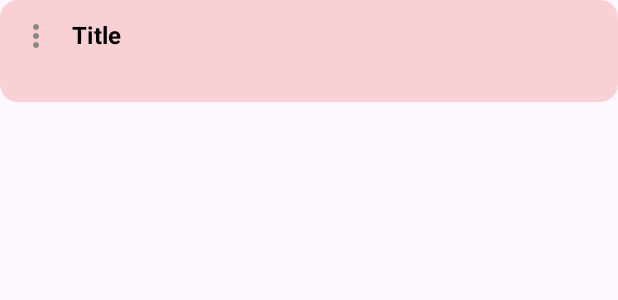
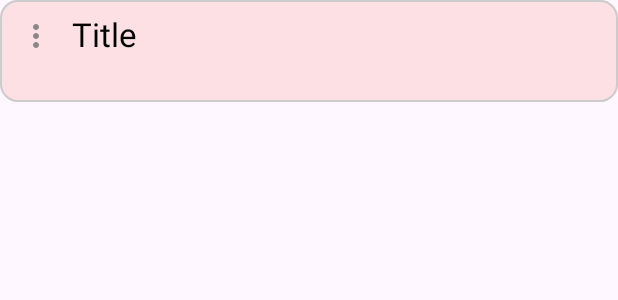
Before and after one commit to iamromanuriel/Meta-habit, an Android app built with Jetpack Compose: the @Preview function CardNoteBasicPreview, on a phone screen of 412 x 824 dp. Shown: the top 300 px of the screen. Run offline under Robolectric (Android 15) with nearby library versions, the phone set to English and light mode, and no system bars; our stand-ins replace Room's generated code.

Commit message:
re-design card habits

```diff
--- a/app/src/main/java/com/example/meta_habit/ui/components/Cards.kt
+++ b/app/src/main/java/com/example/meta_habit/ui/components/Cards.kt
@@ -23,8 +23,11 @@ import androidx.compose.material.icons.filled.DateRange
 import androidx.compose.material.icons.filled.Favorite
 import androidx.compose.material.icons.filled.FavoriteBorder
 import androidx.compose.material.icons.filled.MoreVert
+import androidx.compose.material.icons.outlined.Favorite
+import androidx.compose.material.icons.outlined.FavoriteBorder
 import androidx.compose.material3.Card
 import androidx.compose.material3.CardColors
+import androidx.compose.material3.Checkbox
 import androidx.compose.material3.Icon
 import androidx.compose.material3.IconButton
 import androidx.compose.material3.MaterialTheme
@@ -47,6 +50,7 @@ import androidx.compose.ui.tooling.preview.Preview
 import androidx.compose.ui.unit.dp
 import com.example.meta_habit.data.db.entity.HabitEntity
 import com.example.meta_habit.data.db.entity.HabitWithTasks
+import com.example.meta_habit.ui.theme.bluePrimary
 import com.example.meta_habit.ui.utils.getColorToOrdinalEnum
 import com.example.meta_habit.ui.utils.getReminderDay
 import com.example.meta_habit.ui.utils.getReminderDayLocal
@@ -63,9 +67,11 @@ fun CardNoteBasic(
     Card(
         modifier = modifier.fillMaxWidth(),
         onClick = onClick,
+        border = BorderStroke(1.dp, Color.LightGray),
         colors = CardColors(
             contentColor = Color.Black,
-            containerColor = ((habit.habit.color?:0).getColorToOrdinalEnum()?.value?: Color.White).copy(alpha = 0.5f),
+            containerColor = ((habit.habit.color ?: 0).getColorToOrdinalEnum()?.value
+                ?: Color.White).copy(alpha = 0.3f),
             disabledContentColor = Color.Gray,
             disabledContainerColor = Color.Gray
 
@@ -75,7 +81,7 @@ fun CardNoteBasic(
 
             Box(
                 modifier = Modifier,
-                contentAlignment = Alignment.TopEnd
+                contentAlignment = Alignment.TopEnd,
             ) {
                 Row(
                     modifier = Modifier.fillMaxWidth(),
@@ -93,8 +99,8 @@ fun CardNoteBasic(
 
                     Text(
                         text = habit.habit.title ?: "Title",
-                        style = MaterialTheme.typography.titleMedium,
-                        fontWeight = FontWeight.Bold,
+                        style = MaterialTheme.typography.titleLarge,
+                        fontWeight = FontWeight.Normal,
                         maxLines = 1,
                         overflow = TextOverflow.Ellipsis
                     )
@@ -102,48 +108,63 @@ fun CardNoteBasic(
 
                 }
                 if (habit.habit.isPinned == true) {
-                    Icon(Icons.Default.Favorite, contentDescription = "", modifier = Modifier.padding(8.dp))
+                    Icon(
+                        Icons.Outlined.FavoriteBorder,
+                        contentDescription = "",
+                        tint = Color.Gray,
+                        modifier = Modifier.padding(8.dp)
+                    )
                 }
             }
 
+            Row(
+                horizontalArrangement = Arrangement.SpaceBetween,
+                modifier = modifier
+                    .fillMaxWidth()
+                    .padding(horizontal = 16.dp)
+            ) {
+                habit.habit.dateReminder?.getReminderDayLocal()
+                    ?.let { Text(it, color = Color.Gray, style = MaterialTheme.typography.bodySmall) }
+            }
 
-            Column(modifier = Modifier.padding(horizontal = 16.dp)) {
+            Column(modifier = Modifier.padding(horizontal = 16.dp, vertical = 10.dp))   {
                 habit.task.take(3).forEach { task ->
                     Row(
-                        modifier = modifier.padding(vertical = 4.dp),
+                        modifier = Modifier.padding(vertical = 6.dp),
                         horizontalArrangement = Arrangement.spacedBy(8.dp),
                         verticalAlignment = Alignment.CenterVertically
+
                     ) {
-                        if (task.isCheck) {
-                            Box(
-                                modifier = Modifier
-                                    .size(16.dp)
-                                    .border(1.dp, Color.Gray, RoundedCornerShape(4.dp)),
-                                contentAlignment = Alignment.Center
-                            ) {
+
+
+                        Box(
+                            modifier = Modifier
+                                .size(16.dp)
+                                .background(bluePrimary),
+                            contentAlignment = Alignment.Center
+                        ) {
+
+                            if (task.isCheck) {
                                 Icon(
                                     imageVector = Icons.Default.Check,
                                     contentDescription = "",
-                                    modifier.scale(0.8F)
+                                    tint = Color.White,
+                                    modifier = modifier.scale(0.9F)
                                 )
                             }
                         }
                         Text(
                             text = task.description,
                             color = Color.Gray,
-                            textDecoration = if(task.isCheck) TextDecoration.LineThrough else TextDecoration.None,
+                            style = MaterialTheme.typography.bodyMedium,
+                            textDecoration = if (task.isCheck) TextDecoration.LineThrough else TextDecoration.None,
                             maxLines = 1,
                             overflow = TextOverflow.Ellipsis
                         )
                     }
                 }
             }
-            Row(
-                horizontalArrangement = Arrangement.SpaceBetween,
-                modifier = modifier.fillMaxWidth().padding(vertical = 10.dp, horizontal = 16.dp)
-            ) {
-                habit.habit.dateReminder?.getReminderDayLocal()?.let { Text(it) }
-            }
+
         }
     }
 }
--- a/app/src/main/java/com/example/meta_habit/ui/screen/home/HomeScreen.kt
+++ b/app/src/main/java/com/example/meta_habit/ui/screen/home/HomeScreen.kt
@@ -27,6 +27,7 @@ import androidx.compose.material3.ExperimentalMaterial3Api
 import androidx.compose.material3.FloatingActionButton
 import androidx.compose.material3.Icon
 import androidx.compose.material3.IconButton
+import androidx.compose.material3.MaterialTheme
 import androidx.compose.material3.ModalBottomSheet
 import androidx.compose.material3.Scaffold
 import androidx.compose.material3.Text
@@ -56,6 +57,7 @@ import com.example.meta_habit.ui.components.DropdownSelectDate
 import com.example.meta_habit.ui.components.LayoutOptionRepeat
 import com.example.meta_habit.ui.components.LayoutOptions
 import com.example.meta_habit.ui.nav.TRANSFORM_KEY
+import com.example.meta_habit.ui.theme.bluePrimary
 import kotlinx.coroutines.launch
 import org.koin.androidx.compose.koinViewModel
 
@@ -103,6 +105,8 @@ fun SharedTransitionScope.HomeScreen(
                     animatedVisibilityScope = animatedVisibilityScope,
                     sharedContentState = rememberSharedContentState(TRANSFORM_KEY)
                 ),
+                containerColor = bluePrimary,
+                contentColor = MaterialTheme.colorScheme.background,
                 onClick = onNavigateToCreate
             ) {
                 Icon(imageVector = Icons.Default.Add, contentDescription = "")
@@ -112,7 +116,7 @@ fun SharedTransitionScope.HomeScreen(
 
         LazyColumn (
             contentPadding = innerPadding,
-            verticalArrangement = Arrangement.spacedBy(8.dp),
+            verticalArrangement = Arrangement.spacedBy(16.dp),
             modifier = Modifier.padding(horizontal = 10.dp)
         ) {
 
--- a/app/src/main/java/com/example/meta_habit/ui/theme/Color.kt
+++ b/app/src/main/java/com/example/meta_habit/ui/theme/Color.kt
@@ -25,6 +25,9 @@ val GreenLight = Color(0xFFD8FAB5)
 val RedLight = Color(0xFFF6A9A7)
 
 val Gray50 = Color(0xFFD7D8DE)
+
+
+val bluePrimary = Color(0xFF0084FD)
 
 @Composable
 fun getColorsTextField(
```
Also changed, not shown: app/src/main/java/com/example/meta_habit/ui/theme/Theme.kt (+4 -3 lines).
